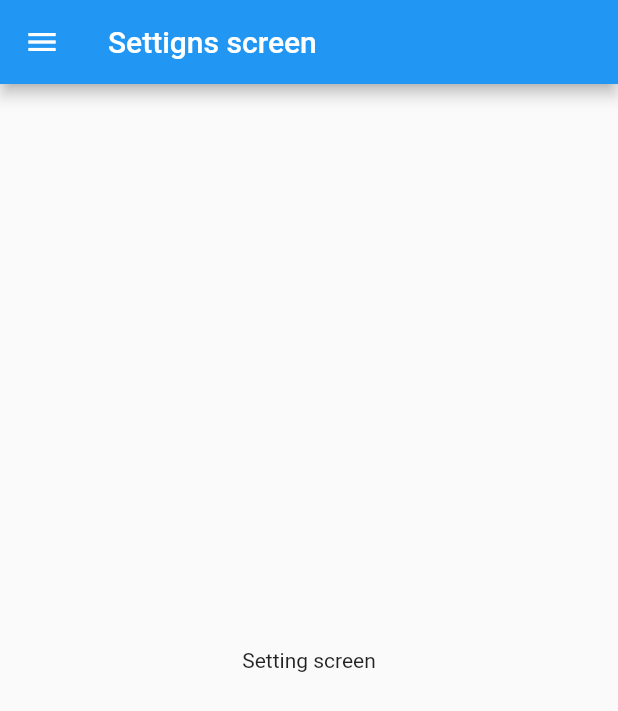
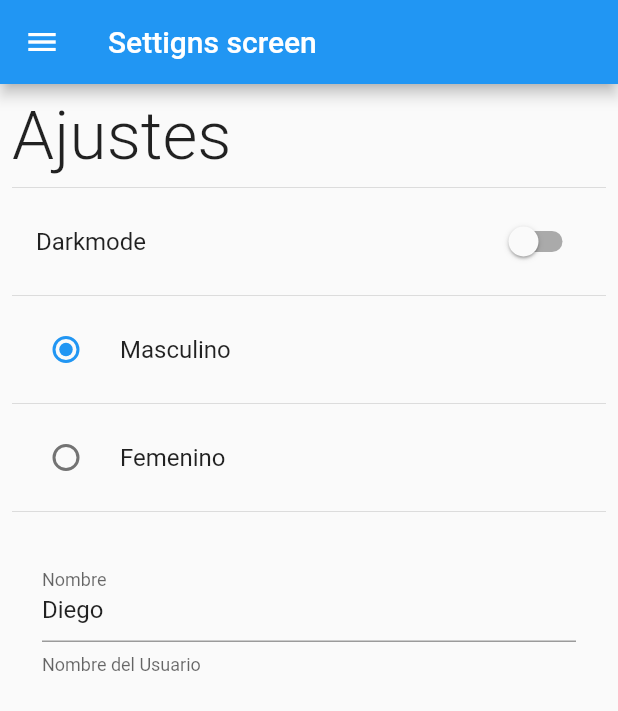
Before and after one commit to DiegoJavb/preferencias_usuario, a Flutter app: the SettingsScreen screen opened by its route, on a phone screen of 412 x 824 dp. Shown: the top 711 px of the screen. Run offline on Flutter 3.47's test engine with Material 2 defaults, Android fonts, the phone set to English and light mode, and no system bars.

Commit message:
diseño de screens y statefull widget

```diff
--- a/lib/screens/home_screen.dart
+++ b/lib/screens/home_screen.dart
@@ -8,13 +8,20 @@ class HomeScreen extends StatelessWidget {
   @override
   Widget build(BuildContext context) {
     return Scaffold(
-      appBar: AppBar(
-        title: const Text('Home screen'),
-      ),
-      drawer: const CustomDrawer(),
-      body: const Center(
-        child: Text('Home screen'),
-      ),
-    );
+        appBar: AppBar(
+          title: const Text('Home screen'),
+        ),
+        drawer: const CustomDrawer(),
+        body: const Column(
+          mainAxisAlignment: MainAxisAlignment.center,
+          children: [
+            Text('is Darkmode:'),
+            Divider(),
+            Text('Género:'),
+            Divider(),
+            Text('Nombre de Usuario:'),
+            Divider(),
+          ],
+        ));
   }
 }
--- a/lib/screens/settings_screen.dart
+++ b/lib/screens/settings_screen.dart
@@ -1,10 +1,18 @@
 import 'package:flutter/material.dart';
 import 'package:preferences_app/widgets/widgets.dart';
 
-class SettingsScreen extends StatelessWidget {
+class SettingsScreen extends StatefulWidget {
   static const String routerName = 'Settings';
   const SettingsScreen({super.key});
 
+  @override
+  State<SettingsScreen> createState() => _SettingsScreenState();
+}
+
+class _SettingsScreenState extends State<SettingsScreen> {
+  bool isDarkmode = false;
+  int gender = 1;
+  String name = 'Diego';
   @override
   Widget build(BuildContext context) {
     return Scaffold(
@@ -12,8 +20,63 @@ class SettingsScreen extends StatelessWidget {
         title: const Text('Settigns screen'),
       ),
       drawer: const CustomDrawer(),
-      body: const Center(
-        child: Text('Setting screen'),
+      body: Padding(
+        padding: const EdgeInsets.all(8.0),
+        child: SingleChildScrollView(
+          child: Column(
+            crossAxisAlignment: CrossAxisAlignment.start,
+            children: [
+              const Text(
+                'Ajustes',
+                style: TextStyle(fontSize: 45, fontWeight: FontWeight.w300),
+              ),
+              const Divider(),
+              SwitchListTile(
+                value: isDarkmode,
+                title: const Text('Darkmode'),
+                onChanged: (value) {
+                  isDarkmode = value;
+                  setState(() {});
+                },
+              ),
+              const Divider(),
+              RadioListTile<int>(
+                value: 1,
+                groupValue: gender,
+                title: const Text('Masculino'),
+                onChanged: (value) {
+                  gender = value ?? 1;
+                  setState(() {});
+                },
+              ),
+              const Divider(),
+              RadioListTile<int>(
+                value: 2,
+                groupValue: gender,
+                title: const Text('Femenino'),
+                onChanged: (value) {
+                  gender = value ?? 2;
+                  setState(() {});
+                },
+              ),
+              const Divider(),
+              Padding(
+                padding: const EdgeInsets.all(20.0),
+                child: TextFormField(
+                  initialValue: name,
+                  decoration: const InputDecoration(
+                    labelText: 'Nombre',
+                    helperText: 'Nombre del Usuario',
+                  ),
+                  onChanged: (value) {
+                    name = value;
+                    setState(() {});
+                  },
+                ),
+              )
+            ],
+          ),
+        ),
       ),
     );
   }
```
